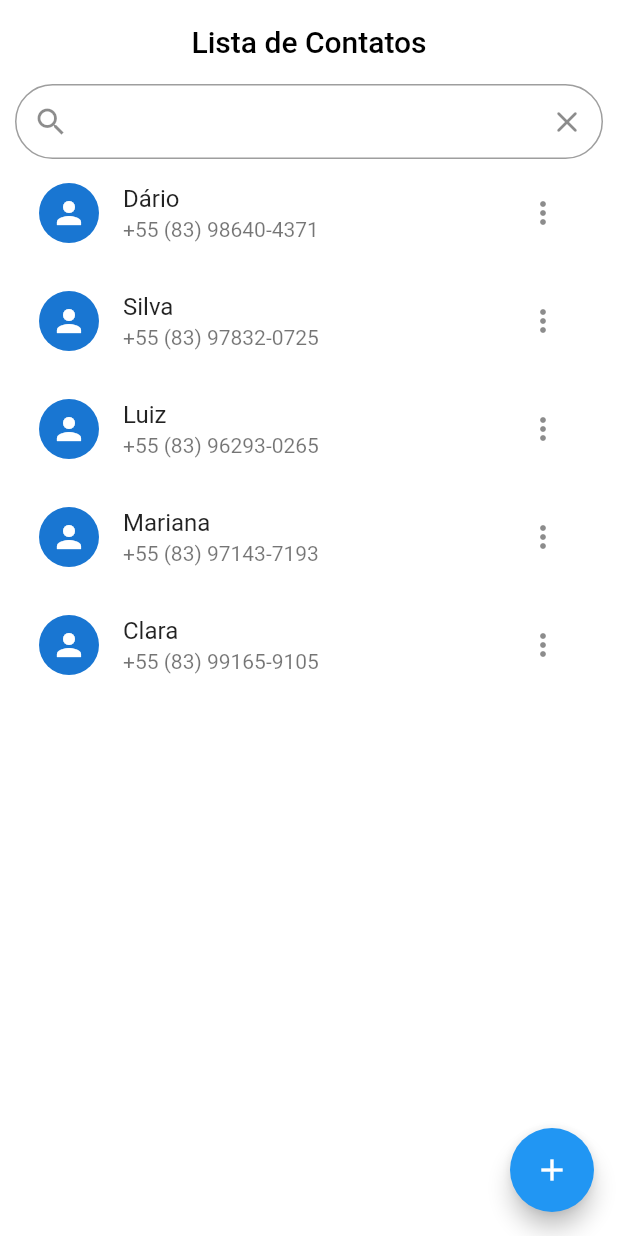
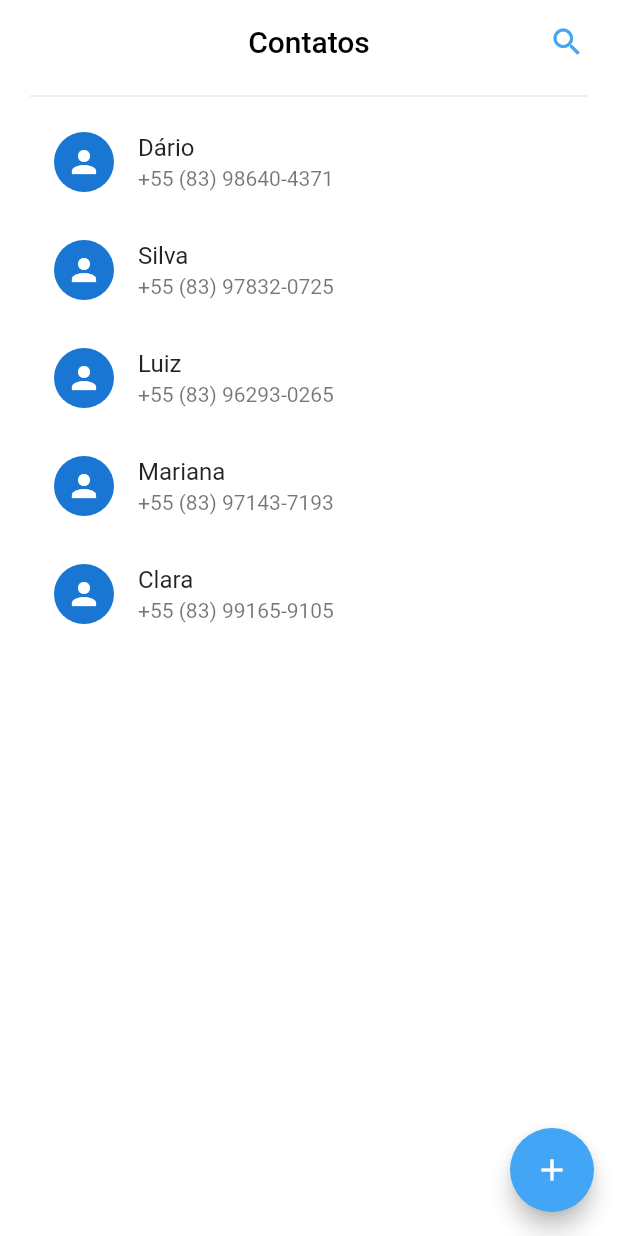
Before and after one commit to dariomatias-dev/contact_list_dio, a Flutter app: the screen it shows after launch, on a phone screen of 412 x 824 dp. Run offline on Flutter 3.47's test engine with Material 2 defaults, Android fonts, the phone set to English and light mode, and no system bars.

Commit message:
feat: style improvements and removal of contact card trailing
- Made style improvements to the home screen layout.
- Trailing property removed from contact card widget.

```diff
--- a/lib/src/screens/home_screen/home_screen.dart
+++ b/lib/src/screens/home_screen/home_screen.dart
@@ -43,7 +43,7 @@ class HomeScreen extends StatelessWidget {
       backgroundColor: Colors.white,
       appBar: AppBar(
         title: const Text(
-          'Lista de Contatos',
+          'Contatos',
           style: TextStyle(
             color: Colors.black,
           ),
@@ -51,34 +51,25 @@ class HomeScreen extends StatelessWidget {
         centerTitle: true,
         backgroundColor: Colors.white,
         elevation: 0,
+        actions: [
+          IconButton(
+            onPressed: () {},
+            icon: Icon(
+              Icons.search_sharp,
+              color: Colors.blue.shade400,
+            ),
+          ),
+          const SizedBox(width: 10.0),
+        ],
       ),
       body: SingleChildScrollView(
         child: Padding(
           padding: const EdgeInsets.symmetric(
-            horizontal: 10.0,
+            horizontal: 20.0,
           ),
           child: Column(
-            children: [
-              SizedBox(
-                height: 50.0,
-                child: TextFormField(
-                  decoration: InputDecoration(
-                    suffixIcon: GestureDetector(
-                      onTap: () {},
-                      child: const Icon(
-                        Icons.clear_rounded,
-                      ),
-                    ),
-                    border: OutlineInputBorder(
-                      borderRadius: BorderRadius.circular(40.0),
-                    ),
-                    prefixIcon: IconButton(
-                      onPressed: () {},
-                      icon: const Icon(Icons.search_sharp),
-                    ),
-                  ),
-                ),
-              ),
+            children: <Widget>[
+              const Divider(),
               ListView.builder(
                 itemCount: contacts.length,
                 shrinkWrap: true,
@@ -98,6 +89,7 @@ class HomeScreen extends StatelessWidget {
       ),
       floatingActionButton: FloatingActionButton(
         onPressed: () {},
+        backgroundColor: Colors.blue.shade400,
         child: const Icon(Icons.add),
       ),
     );
--- a/lib/src/widgets/contact_card_widget.dart
+++ b/lib/src/widgets/contact_card_widget.dart
@@ -18,10 +18,6 @@ class ContactCardWidget extends StatelessWidget {
       ),
       title: Text(name),
       subtitle: Text(number),
-      trailing: IconButton(
-        onPressed: () {},
-        icon: const Icon(Icons.more_vert_rounded),
-      ),
     );
   }
 }
```
